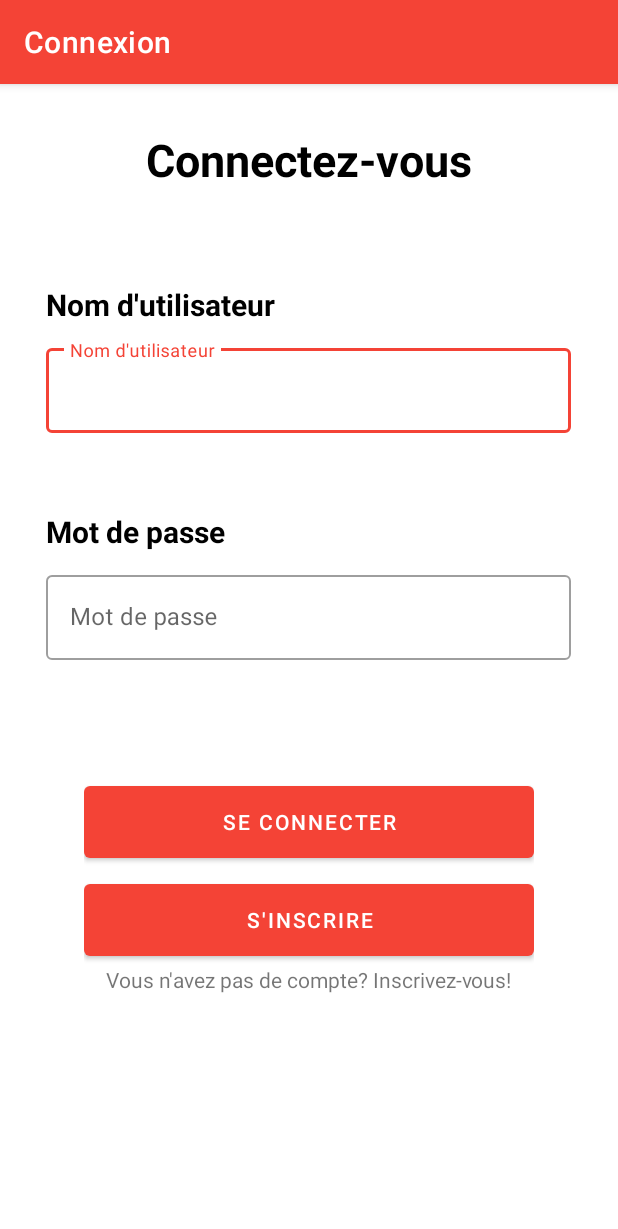
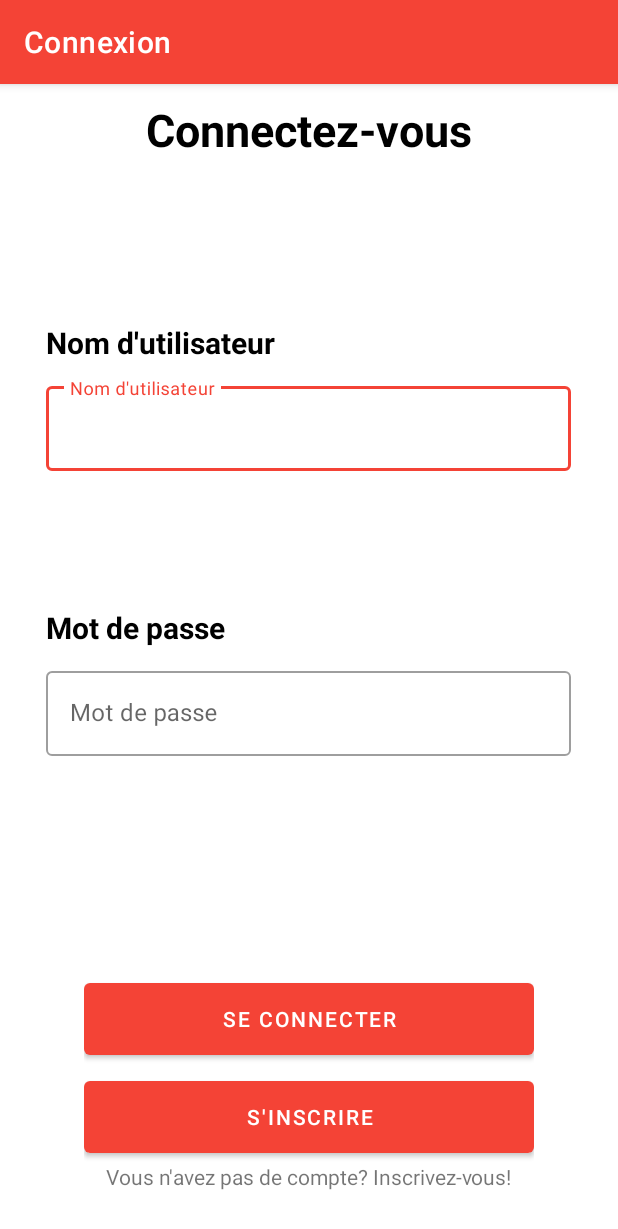
Before and after one commit to FrancisChamberland/ANDROID_TaskManager, an Android app: the screen it shows after launch (ConnexionActivity), on a phone screen of 412 x 824 dp. Shown: the top 1229 px of the screen. Run offline under Robolectric (Android 15) with nearby library versions, the phone set to English and light mode, and no system bars.

Commit message:
FCT Layout
Modification du layout de RegisterActivity et ConnexionActivity

```diff
--- a/KickMyB/app/src/main/res/layout/activity_connexion.xml
+++ b/KickMyB/app/src/main/res/layout/activity_connexion.xml
@@ -6,13 +6,14 @@
     android:layout_height="match_parent"
     android:orientation="vertical"
     android:gravity="center_horizontal"
-    android:padding="30dp"
+    android:paddingTop="10dp"
+    android:paddingBottom="30dp"
     tools:context=".ConnexionActivity">
 
     <TextView
         android:layout_width="wrap_content"
         android:layout_height="wrap_content"
-        android:layout_weight="1.2"
+        android:layout_weight="3"
         android:text="Connectez-vous"
         android:textSize="30dp"
         android:textStyle="bold"
@@ -52,7 +53,7 @@
     <LinearLayout
         android:layout_width="wrap_content"
         android:layout_height="wrap_content"
-        android:layout_weight="0.5">
+        android:layout_weight="2">
     </LinearLayout>
 
     <LinearLayout
@@ -80,6 +81,7 @@
             <com.google.android.material.textfield.TextInputEditText
                 android:layout_width="match_parent"
                 android:layout_height="wrap_content"
+                android:inputType="textPassword"
                 />
 
         </com.google.android.material.textfield.TextInputLayout>
@@ -96,6 +98,7 @@
         android:layout_width="wrap_content"
         android:layout_height="wrap_content"
         android:layout_weight="2.5"
+        android:gravity="bottom"
         android:orientation="vertical">
 
         <Button
```
Also changed, not shown: KickMyB/app/src/main/res/layout/activity_register.xml (+6 -2 lines).
